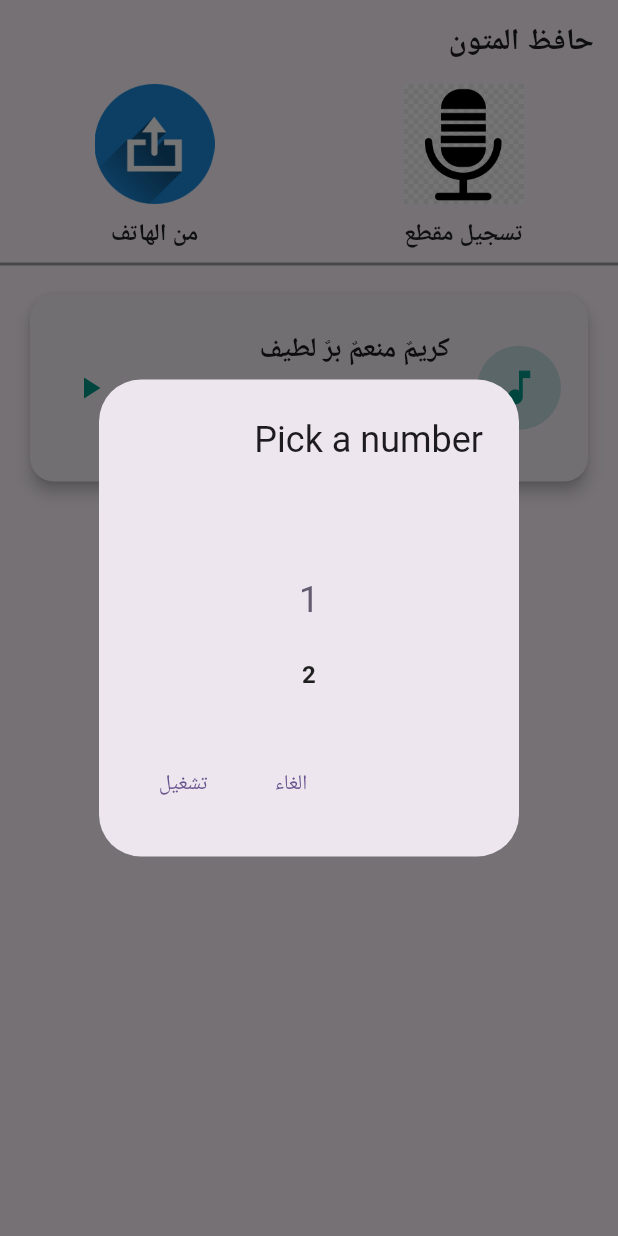
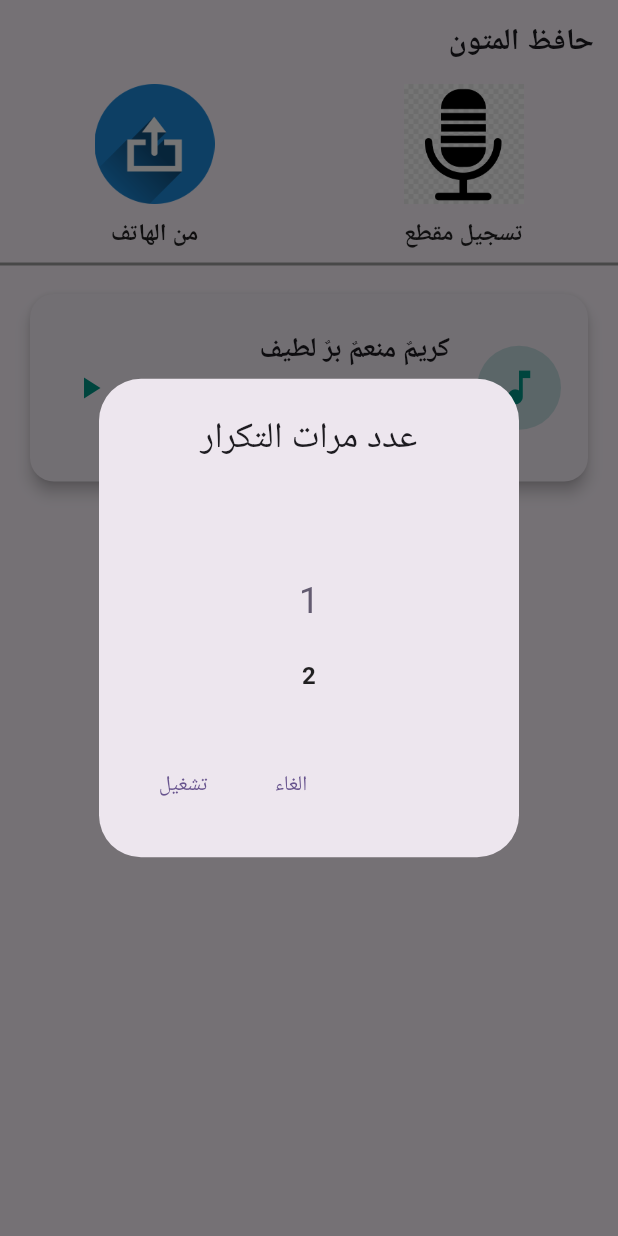
Before and after one commit to mostafamido196/Hafez-Elmetoon, a Flutter app: the screen it shows after launch, after a tap on the "play arrow" icon, on a phone screen of 412 x 824 dp. Run offline on Flutter 3.47's test engine with Material 3 defaults, Android fonts, the light colour scheme and no system bars; drawn by our look-alikes of numberpicker; our stand-ins replace audioplayers, file_picker, flutter_riverpod, go_router; missing offline and left inert: record.

Commit message:
add screen ui only v4

```diff
--- /dev/null
+++ b/lib/Widgets/addAudio/ItemAudioList.dart
@@ -0,0 +1,88 @@
+import 'package:flutter/cupertino.dart';
+import 'package:flutter/material.dart';
+import 'package:hafez_elmetoon/Widgets/addAudio/repeatePopup.dart';
+import 'package:hafez_elmetoon/features/addAudio/AudioItem.dart';
+
+import 'deletePopup.dart';
+
+class ItemAudioList extends StatelessWidget {
+  final AudioItem audioItem;
+
+  final int index;
+
+  final void Function(int) onDelete;
+  final Future<void> Function(int, String, int) onPlayAudio;
+
+  const ItemAudioList(
+      {super.key,
+      required this.audioItem,
+      required this.index,
+      required this.onDelete,
+      required this.onPlayAudio});
+
+  @override
+  Widget build(BuildContext context) {
+    return Card(
+      shape: RoundedRectangleBorder(
+        borderRadius: BorderRadius.circular(16.0),
+      ),
+      elevation: 4,
+      child: ListTile(
+        contentPadding: const EdgeInsets.all(16.0),
+        leading: CircleAvatar(
+          radius: 30,
+          backgroundColor: Colors.teal.withOpacity(0.2),
+          child: const Icon(
+            Icons.music_note,
+            color: Colors.teal,
+            size: 30,
+          ),
+        ),
+        title: GestureDetector(
+            onTap: () => showNumberPickerDialog(
+                context, index, audioItem.path, onPlayAudio),
+            child: Text(
+              audioItem.title,
+              style: const TextStyle(fontSize: 18, fontWeight: FontWeight.bold),
+            )),
+        subtitle: GestureDetector(
+            onTap: () => showNumberPickerDialog(
+                context, index, audioItem.path, onPlayAudio),
+            child: Column(
+              crossAxisAlignment: CrossAxisAlignment.start,
+              children: [
+                const SizedBox(height: 8),
+                Text(
+                  'Date: ${audioItem.date}',
+                  style: TextStyle(fontSize: 14, color: Colors.grey[600]),
+                ),
+                const SizedBox(height: 4),
+                Text(
+                  'Path: ${audioItem.path}',
+                  style: TextStyle(fontSize: 12, color: Colors.grey[500]),
+                  overflow: TextOverflow.ellipsis,
+                ),
+              ],
+            )),
+        trailing: GestureDetector(
+            onTap: () => showNumberPickerDialog(
+                context, index, audioItem.path, onPlayAudio),
+            child: IconButton(
+              icon: GestureDetector(
+                  onTap: () => showNumberPickerDialog(
+                      context, index, audioItem.path, onPlayAudio),
+                  child: const Icon(Icons.play_arrow, color: Colors.teal)),
+              onPressed: () {
+                print('play audio from trailing IconButton');
+                showNumberPickerDialog(
+                    context, index, audioItem.path, onPlayAudio);
+              },
+            )),
+        onLongPress: () {
+          showDeletePopup(
+              context: context, index: index, onDeleteItem: onDelete);
+        },
+      ),
+    );
+  }
+}
--- a/lib/Widgets/addAudio/audioList.dart
+++ b/lib/Widgets/addAudio/audioList.dart
@@ -1,10 +1,43 @@
 import 'package:flutter/cupertino.dart';
+import 'package:flutter/material.dart';
+import 'package:hafez_elmetoon/Widgets/addAudio/ItemAudioList.dart';
+import 'package:hafez_elmetoon/Widgets/addAudio/repeatePopup.dart';
+
+import '../../features/addAudio/AudioItem.dart';
 
 class AudioList extends StatelessWidget {
-  const AudioList({super.key});
+  final List<AudioItem> audioList;
+  final void Function(int) onDelete;
+  final Future<void> Function(int, String, int) onPlayAudio;
+
+  const AudioList(
+      {super.key,
+      required this.audioList,
+      required this.onPlayAudio,
+      required this.onDelete});
 
   @override
   Widget build(BuildContext context) {
-    return const Placeholder();
+    return Expanded(
+        child: ListView.builder(
+      itemCount: audioList.length,
+      itemBuilder: (context, index) {
+        return Padding(
+          padding: const EdgeInsets.symmetric(horizontal: 16.0, vertical: 8.0),
+          child: GestureDetector(
+              onTap: () => showNumberPickerDialog(
+                  context, index, audioList[index].path, onPlayAudio),
+              child: _ItemAudioList(context, index)),
+        );
+      },
+    ));
+  }
+
+  Widget _ItemAudioList(BuildContext context, int index) {
+    return ItemAudioList(
+        audioItem: audioList[index],
+        index: index,
+        onDelete: onDelete,
+        onPlayAudio: onPlayAudio);
   }
 }
--- /dev/null
+++ b/lib/Widgets/addAudio/repeatePopup.dart
@@ -0,0 +1,77 @@
+import 'package:flutter/material.dart';
+import 'package:numberpicker/numberpicker.dart';
+
+class NumberPickerDialog extends StatefulWidget {
+  final String path;
+  final int index;
+  final Future<void> Function(int, String, int) onPlay;
+
+  const NumberPickerDialog({
+    Key? key,
+    required this.index,
+    required this.path,
+    required this.onPlay,
+  }) : super(key: key);
+
+  @override
+  _NumberPickerDialogState createState() => _NumberPickerDialogState(index);
+}
+
+class _NumberPickerDialogState extends State<NumberPickerDialog> {
+  int _selectedNumberOfRepeating = 1;
+  final int index;
+
+  _NumberPickerDialogState(this.index);
+
+  @override
+  Widget build(BuildContext context) {
+    return AlertDialog(
+      title: const Center(child: Text('عدد مرات التكرار')),
+      content: NumberPicker(
+        value: _selectedNumberOfRepeating,
+        minValue: 1,
+        maxValue: 10,
+        onChanged: (value) {
+          setState(() {
+            _selectedNumberOfRepeating = value; // Update dynamically
+          });
+        },
+      ),
+      actions: [
+        TextButton(
+          onPressed: () => Navigator.of(context).pop(),
+          // Close without selection
+          child: const Text('الغاء'),
+        ),
+        TextButton(
+          onPressed: () {
+            widget.onPlay(index, widget.path, _selectedNumberOfRepeating);
+            Navigator.of(context)
+                .pop(_selectedNumberOfRepeating); // Return value
+          },
+          child: const Text('تشغيل'),
+        ),
+      ],
+    );
+  }
+}
+
+// Helper method to show the dialog
+Future<void> showNumberPickerDialog(BuildContext context, int index,
+    String path, Future<void> Function(int, String, int) onPlay) async {
+  final result = await showDialog<int>(
+    context: context,
+    builder: (BuildContext context) {
+      return NumberPickerDialog(
+        index: index,
+        path: path,
+        onPlay: onPlay,
+      );
+    },
+  );
+
+  if (result != null) {
+    print('Selected number: $result');
+    // Perform any additional actions if needed
+  }
+}
--- a/lib/features/addAudio/AddAudioScreen.dart
+++ b/lib/features/addAudio/AddAudioScreen.dart
@@ -2,8 +2,12 @@ import 'package:audioplayers/audioplayers.dart';
 import 'package:file_picker/file_picker.dart';
 import 'package:flutter/material.dart';
 import 'package:hafez_elmetoon/Widgets/addAudio/addAudioWidget.dart';
-import 'package:numberpicker/numberpicker.dart';
+import '../../Widgets/addAudio/audioList.dart';
 import 'AudioItem.dart';
+import 'package:flutter/material.dart';
+import 'package:record/record.dart';
+import 'package:path_provider/path_provider.dart';
+import 'dart:io';
 
 class AddAudioScreen extends StatefulWidget {
   final String title;
@@ -22,11 +26,26 @@ class _AddAudioScreenState extends State<AddAudioScreen> {
         path:
             '/data/user/0/com.samy.hafez_elmetoon/cache/file_picker/نغمة كريم منعم بر لطيف.mp3'),
   ];
+  final AudioPlayer _audioPlayer = AudioPlayer();
+  int playingIndex = -1; // initial not working
 
-  final AudioPlayer _audioPlayer = AudioPlayer();
-  void addAudio(PlatformFile file){
+///recording
+
+
+
+
+
+
+  ///
+
+
+  void addAudio(PlatformFile file) {
     print('mos samy file: ${file.name}');
-    final date = DateTime.now().year.toString() + ' / ' + DateTime.now().month.toString() + ' / ' + DateTime.now().day.toString();
+    final date = DateTime.now().year.toString() +
+        ' / ' +
+        DateTime.now().month.toString() +
+        ' / ' +
+        DateTime.now().day.toString();
     setState(() {
       audioList.add(AudioItem(
         title: file.name,
@@ -36,70 +55,35 @@ class _AddAudioScreenState extends State<AddAudioScreen> {
     });
   }
 
-  Future<void> _playAudio(String path, int repeat) async {
+  Future<void> onAudioPlay(int index, String path, int repeat) async {
     print('play audio path; $path');
+    setState(() {
+      playingIndex = index;
+    });
     for (int i = 0; i < repeat; i++) {
       try {
         await _audioPlayer.stop(); // Stop any currently playing audio
         await _audioPlayer.play(DeviceFileSource(path)); // Start new audio
         await _audioPlayer.onPlayerComplete.first; // Wait for audio to finish
-    }  catch (e) {
+      } catch (e) {
         print("Error playing audio: $e");
       }
     }
   }
 
-  int _selectedNumberOfRepeating = 1;
+  Future<void> onDeleteItem(int index) async {
+    if (index == this.playingIndex)
+      await _audioPlayer.stop(); // Stop any currently playing audio
 
-  Future<void> showNumberPicker(BuildContext context, String path) async {
-    final result = await showDialog<int>(
-      context: context,
-      builder: (BuildContext context) {
-        return StatefulBuilder(
-          builder: (BuildContext context, StateSetter setState) {
-            return AlertDialog(
-              title: const Text('Pick a number'),
-              content: NumberPicker(
-                value: _selectedNumberOfRepeating,
-                minValue: 1,
-                maxValue: 10,
-                // axis: Axis.horizontal,
-                onChanged: (value) {
-                  setState(() {
-                    _selectedNumberOfRepeating = value; // Update value dynamically
-                  });
-                },
-              ),
-              actions: [
-                TextButton(
-                  onPressed: () => Navigator.of(context).pop(), // Close without selection
-                  child: const Text('الغاء'),
-                ),
-                TextButton(
-                  onPressed: () {
-                    _playAudio(path, _selectedNumberOfRepeating);
-                    Navigator.of(context).pop(
-                        _selectedNumberOfRepeating); // Return selected number
-                  },
-                  child: const Text('تشغيل'),
-                ),
-              ],
-            );
-          },
-        );
-      },
-    );
-
-    if (result != null) {
-      print('Selected number: $result');
-      // Perform actions with the selected number
-    }
+    setState(() {
+      audioList.removeAt(index);
+    });
   }
-
 
   @override
   void dispose() {
     _audioPlayer.dispose(); // Dispose of the player when the widget is removed
+    _recorder.dispose();
     super.dispose();
   }
 
@@ -116,118 +100,11 @@ class _AddAudioScreenState extends State<AddAudioScreen> {
               color: Colors.grey,
               thickness: 2,
             ),
-            _AudioListWidget(),
+            AudioList(
+                audioList: audioList,
+                onDelete: onDeleteItem,
+                onPlayAudio: onAudioPlay),
           ],
         ));
   }
-
-
-  Widget _AudioListWidget() {
-    return Expanded(
-        child: ListView.builder(
-      itemCount: audioList.length,
-      itemBuilder: (context, index) {
-        return Padding(
-          padding: const EdgeInsets.symmetric(horizontal: 16.0, vertical: 8.0),
-          child: GestureDetector(
-              onTap: () => showNumberPicker(context,audioList[index].path),
-              child: _ItemAudioList(context, index)),
-        );
-      },
-    ));
-  }
-
-  Widget _ItemAudioList(BuildContext context, int index) {
-    final item = audioList[index];
-    return Card(
-      shape: RoundedRectangleBorder(
-        borderRadius: BorderRadius.circular(16.0),
-      ),
-      elevation: 4,
-      child: ListTile(
-        contentPadding: const EdgeInsets.all(16.0),
-        leading: CircleAvatar(
-          radius: 30,
-          backgroundColor: Colors.teal.withOpacity(0.2),
-          child: const Icon(
-            Icons.music_note,
-            color: Colors.teal,
-            size: 30,
-          ),
-        ),
-        title: GestureDetector(
-            onTap: () => showNumberPicker(context,audioList[index].path),
-            child: Text(
-              item.title,
-              style: const TextStyle(fontSize: 18, fontWeight: FontWeight.bold),
-            )),
-        subtitle: GestureDetector(
-            onTap: () => showNumberPicker(context,audioList[index].path),
-            child: Column(
-              crossAxisAlignment: CrossAxisAlignment.start,
-              children: [
-                const SizedBox(height: 8),
-                Text(
-                  'Date: ${item.date}',
-                  style: TextStyle(fontSize: 14, color: Colors.grey[600]),
-                ),
-                const SizedBox(height: 4),
-                Text(
-                  'Path: ${item.path}',
-                  style: TextStyle(fontSize: 12, color: Colors.grey[500]),
-                  overflow: TextOverflow.ellipsis,
-                ),
-              ],
-            )),
-        trailing: GestureDetector(
-            onTap: () => showNumberPicker(context,audioList[index].path),
-            child: IconButton(
-              icon: GestureDetector(
-                  onTap: () => showNumberPicker(context,audioList[index].path),
-                  child: const Icon(Icons.play_arrow, color: Colors.teal)),
-              onPressed: () {
-                print('play audio from trailing IconButton');
-                showNumberPicker(context,audioList[index].path);
-              },
-            )),
-        onLongPress: () {
-          _showDeleteDialog(context, index);
-        },
-      ),
-    );
-  }
-
-  void _showDeleteDialog(BuildContext context, int index) {
-    showDialog(
-      context: context,
-      builder: (context) {
-        return AlertDialog(
-          title: const Text('حذف المقطع الصوتي'),
-          content: const Text('هل انت متأكد من انك تريد حذف المقطع الصوتي؟'),
-          actions: [
-            TextButton(
-              onPressed: () {
-                Navigator.of(context).pop();
-              },
-              child: const Text('الغاء'),
-            ),
-            TextButton(
-              onPressed: () {
-                setState(() {
-                  audioList.removeAt(index);
-                });
-                Navigator.of(context).pop();
-                (context as Element).reassemble();
-              },
-              child: const Text(
-                'حذف',
-                style: TextStyle(color: Colors.red),
-              ),
-            ),
-          ],
-        );
-      },
-    );
-  }
-
 }
--- a/pubspec.yaml
+++ b/pubspec.yaml
@@ -18,9 +18,11 @@ dependencies:
   numberpicker: ^2.1.2
 
 
+
   file_picker: ^5.0.0 # For selecting files from external storage
   path_provider: ^2.0.12 # For getting file paths
   audioplayers: ^6.1.0
+  record: ^5.2.0
 
 dev_dependencies:
   flutter_test:
```
Also changed, not shown: lib/Widgets/addAudio/deletePopup.dart (added, +55 -0 lines), pubspec.lock, 7 other files.
